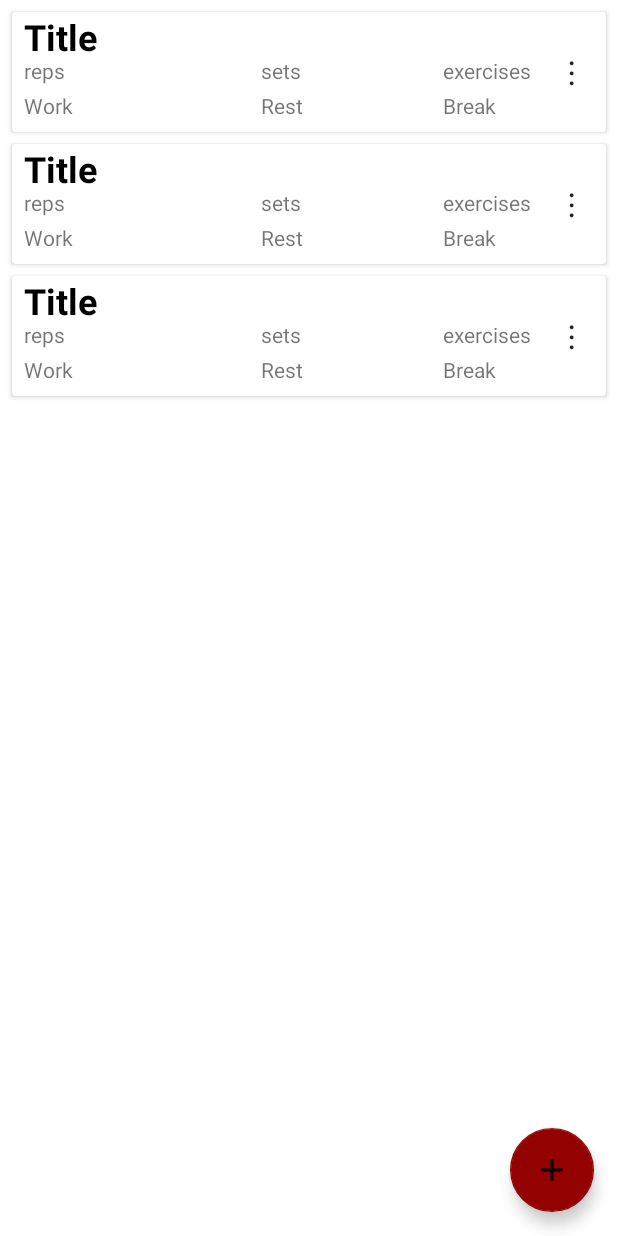
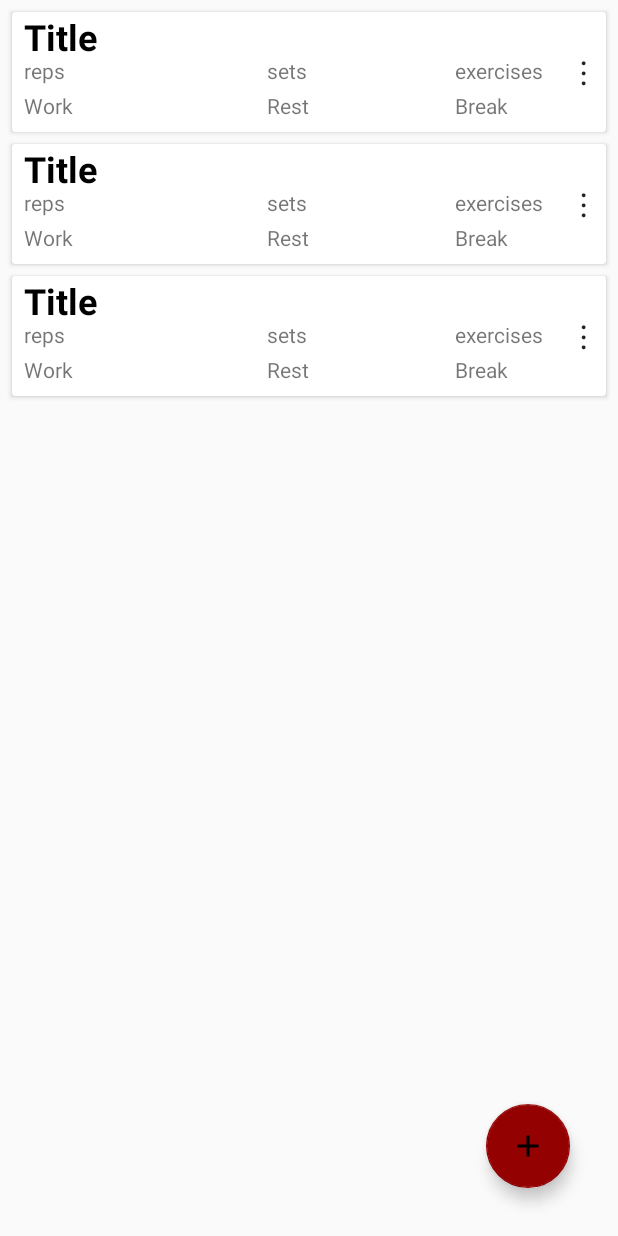
Before and after one commit to DoubleAMcCartney/Hangboard, an Android app: the layout activity_edit_workout.xml on its own in the app's theme, with its tools: preview values and no code run, on a phone screen of 412 x 824 dp. Run offline under Robolectric (Android 15) with nearby library versions, the phone set to English and light mode, and no system bars.

Commit message:
tweaked choose workout layout

```diff
--- a/app/src/main/res/layout/activity_edit_workout.xml
+++ b/app/src/main/res/layout/activity_edit_workout.xml
@@ -1,5 +1,5 @@
 <?xml version="1.0" encoding="utf-8"?>
-<android.support.constraint.ConstraintLayout xmlns:android="http://schemas.android.com/apk/res/android"
+<android.support.design.widget.CoordinatorLayout xmlns:android="http://schemas.android.com/apk/res/android"
     xmlns:app="http://schemas.android.com/apk/res-auto"
     xmlns:tools="http://schemas.android.com/tools"
     android:layout_width="match_parent"
@@ -9,26 +9,15 @@
         android:id="@+id/rvWorkouts"
         android:layout_width="match_parent"
         android:layout_height="match_parent"
-        android:background="@color/ic_launcher_background"
-        tools:listitem="@layout/item_workout"
-        app:layout_constraintBottom_toBottomOf="parent"
-        app:layout_constraintEnd_toEndOf="parent"
-        app:layout_constraintHorizontal_bias="0.0"
-        app:layout_constraintStart_toStartOf="parent"
-        app:layout_constraintTop_toTopOf="parent"
-        app:layout_constraintVertical_bias="0.0" />
+        tools:listitem="@layout/item_workout" />
 
     <android.support.design.widget.FloatingActionButton
         android:id="@+id/fab"
         android:layout_width="wrap_content"
         android:layout_height="wrap_content"
         android:layout_gravity="bottom|end"
-        android:layout_margin="16dp"
-        android:layout_marginEnd="8dp"
-        android:layout_marginBottom="8dp"
+        android:layout_margin="32dp"
         android:src="@drawable/ic_add_black_24dp"
-        app:backgroundTint="@color/FAB"
-        app:layout_constraintBottom_toBottomOf="parent"
-        app:layout_constraintEnd_toEndOf="parent" />
+        app:backgroundTint="@color/FAB" />
 
-</android.support.constraint.ConstraintLayout>
+</android.support.design.widget.CoordinatorLayout>
--- a/app/src/main/res/layout/item_workout.xml
+++ b/app/src/main/res/layout/item_workout.xml
@@ -99,9 +99,7 @@
             android:layout_width="30dp"
             android:layout_height="wrap_content"
             android:layout_centerVertical="true"
-            android:layout_marginEnd="8dp"
             android:background="@android:color/transparent"
-            android:gravity="center"
             android:text="@string/optionsMenuButton"
             android:textAppearance="?android:textAppearanceLarge"
             app:layout_constraintTop_toTopOf="parent"
```
